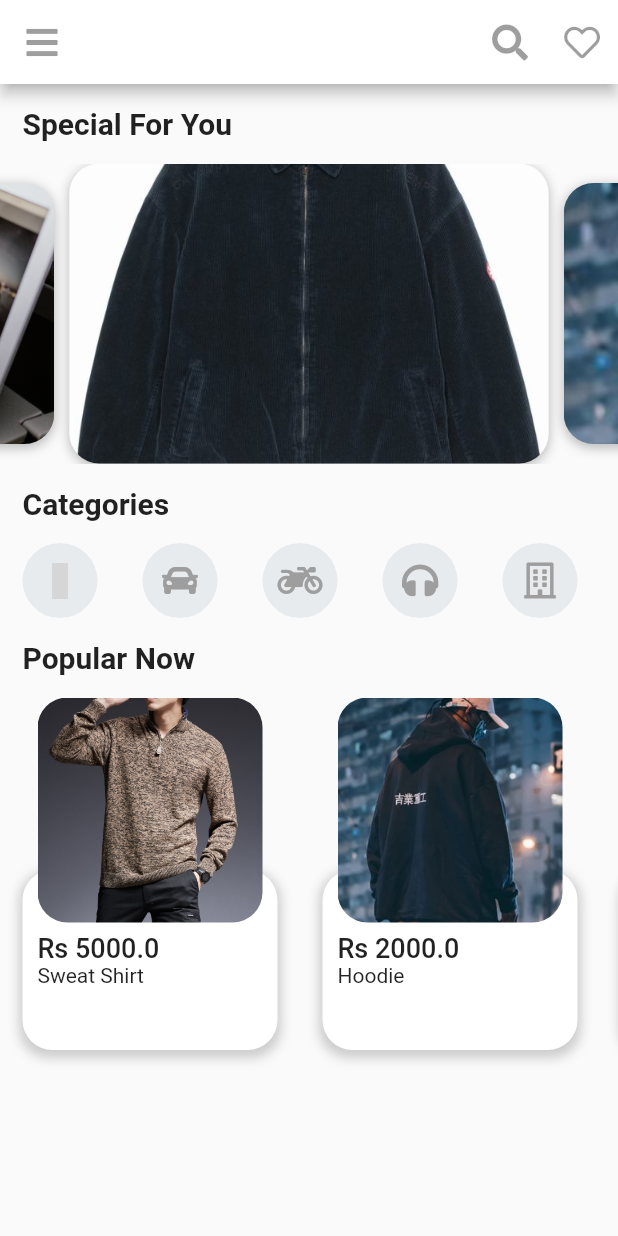
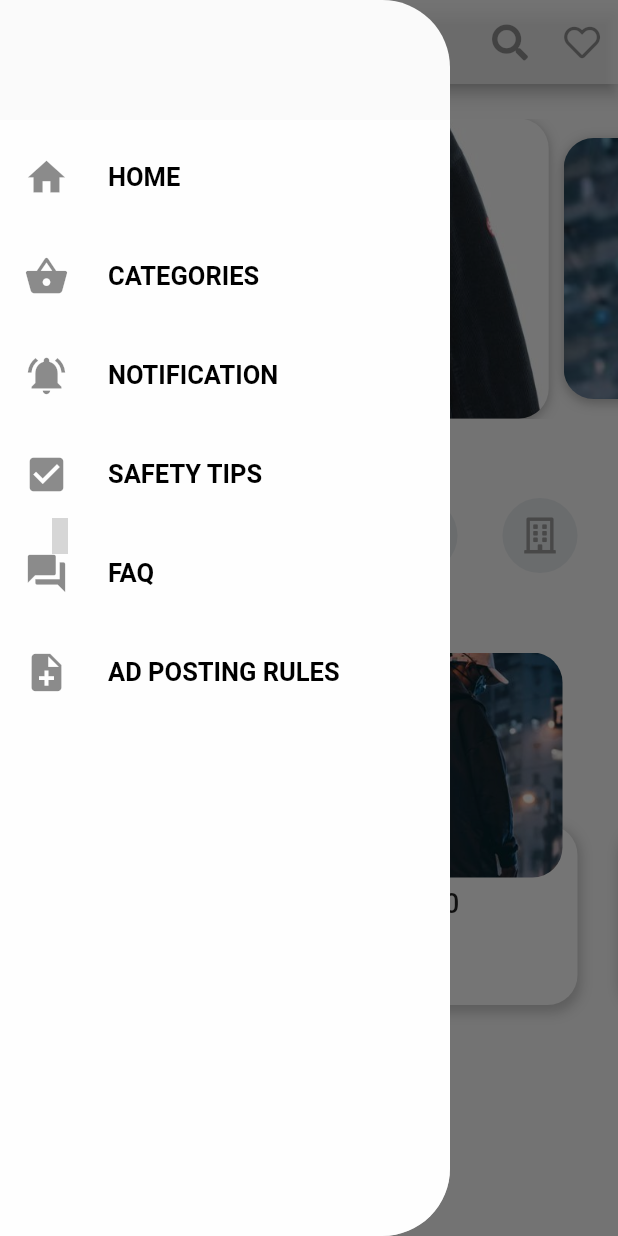
Before and after one commit to DipRaj/Group-Project, a Flutter app: the screen it shows after launch, with the side drawer open (before the commit the screen has no drawer), on a phone screen of 412 x 824 dp. Run offline on Flutter 3.47's test engine with Material 2 defaults, Android fonts, the phone set to English and light mode, and no system bars; drawn by our look-alikes of carousel_slider; our stand-ins replace eva_icons_flutter, font_awesome_flutter; grey boxes are pictures that could not be loaded.

Commit message:
Update home.dart
Added hamburger code to the home page.

```diff
--- a/lib/screens/home.dart
+++ b/lib/screens/home.dart
@@ -29,14 +29,60 @@ class _HomePageState extends State<HomePage> {
     return SafeArea(
       child: Scaffold(
         appBar: AppBar(
-          backgroundColor: Colors.white,
-          leading:
-              IconButton(icon: Icon(FontAwesomeIcons.bars), onPressed: null),
-          centerTitle: true,
-          actions: [
+          backgroundColor: Colors.white70,
+          //leading:
+          //  IconButton(icon: Icon(FontAwesomeIcons.bars), onPressed: null),
+          // centerTitle: true,
+          actions: <Widget>[
             IconButton(icon: Icon(FontAwesomeIcons.search), onPressed: null),
             IconButton(icon: Icon(FontAwesomeIcons.heart), onPressed: null),
           ],
+        ),
+
+        drawer: Container(
+          width: 300,
+          child: ClipRRect(
+            borderRadius: BorderRadius.only(
+              topRight: Radius.circular(45),
+              bottomRight: Radius.circular(45),
+            ),
+            child: Drawer(
+              child: Padding(
+                padding: const EdgeInsets.only(top: 80),
+                child: Container(
+                  color: Colors.white70,
+                  child: new ListView(
+                    children: <Widget>[
+                      MyExtractedWidget(
+                        theIcon: Icons.home,
+                        theText: "HOME",
+                      ),
+                      MyExtractedWidget(
+                        theIcon: Icons.shopping_basket,
+                        theText: "CATEGORIES",
+                      ),
+                      MyExtractedWidget(
+                        theIcon: Icons.notifications_active,
+                        theText: "NOTIFICATION",
+                      ),
+                      MyExtractedWidget(
+                        theIcon: Icons.check_box,
+                        theText: "SAFETY TIPS",
+                      ),
+                      MyExtractedWidget(
+                        theIcon: Icons.question_answer,
+                        theText: "FAQ",
+                      ),
+                      MyExtractedWidget(
+                        theIcon: Icons.note_add,
+                        theText: "AD POSTING RULES ",
+                      ),
+                    ],
+                  ),
+                ),
+              ),
+            ),
+          ),
         ),
 
         // The body part
@@ -46,14 +92,11 @@ class _HomePageState extends State<HomePage> {
             Column(
               crossAxisAlignment: CrossAxisAlignment.start,
               children: [
-                Padding(
-                  padding: const EdgeInsets.all(15.0),
-                  child: Text(
-                    'Special For You',
-                    style: TextStyle(
-                      fontSize: 20.0,
-                      fontWeight: FontWeight.bold,
-                    ),
+                Text(
+                  'Special For You',
+                  style: TextStyle(
+                    fontSize: 20.0,
+                    fontWeight: FontWeight.bold,
                   ),
                 ),
                 CarouselImage(),
@@ -87,3 +130,31 @@ class _HomePageState extends State<HomePage> {
     );
   }
 }
+
+class MyExtractedWidget extends StatelessWidget {
+  final IconData theIcon;
+  final String theText;
+  MyExtractedWidget({this.theIcon, this.theText});
+  @override
+  Widget build(BuildContext context) {
+    return Padding(
+      padding: const EdgeInsets.only(top: 10),
+      child: Container(
+        child: ListTile(
+          leading: Icon(
+            theIcon,
+            size: 30,
+          ),
+          title: Text(
+            theText,
+            style: TextStyle(
+              color: Colors.black,
+              fontSize: 17,
+              fontWeight: FontWeight.bold,
+            ),
+          ),
+        ),
+      ),
+    );
+  }
+}
```
